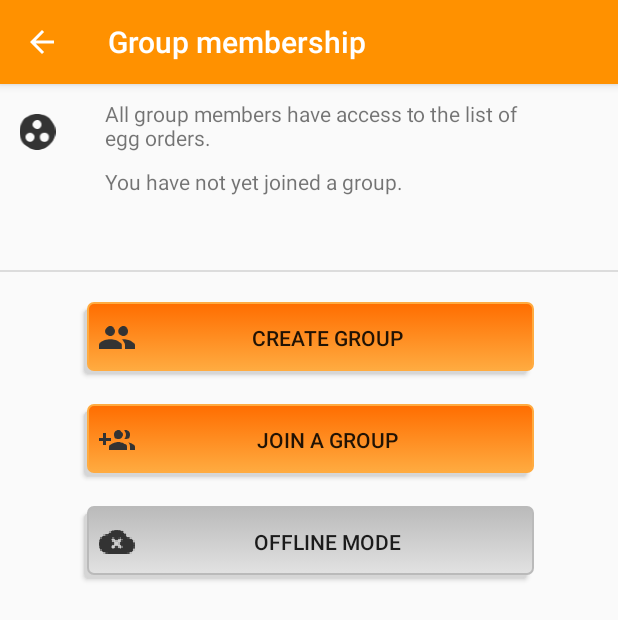
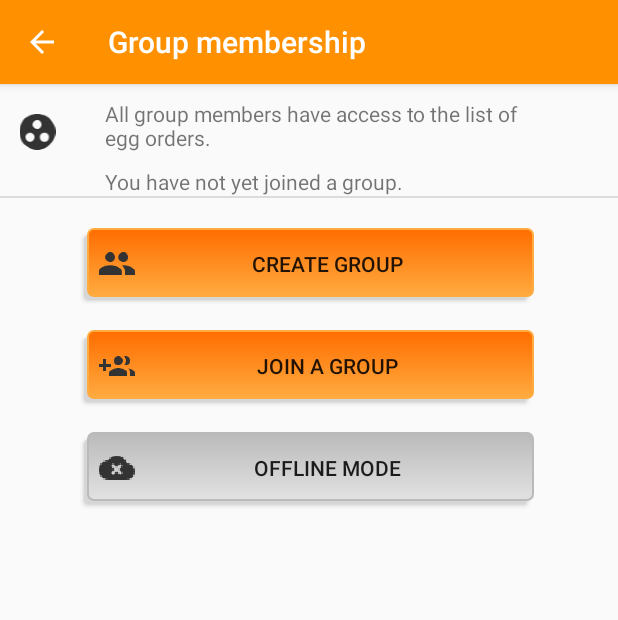
Before and after one commit to deckerth/EggService3, an Android app: the screen it shows after launch once a user with an empty profile is signed in (GroupActivity), on a phone screen of 412 x 824 dp. Shown: the top 620 px of the screen. Run offline under Robolectric (Android 15) with nearby library versions, the phone set to English and light mode, and no system bars; our stand-ins replace Firebase (no records; nobody signed in at launch, a user with empty details on screens opened directly).

Commit message:
Add group name to preference summary Improve back navigation

```diff
--- a/app/build.gradle
+++ b/app/build.gradle
@@ -6,8 +6,8 @@ android {
         applicationId "com.deckerth.thomas.eggservice"
         minSdkVersion 23
         targetSdkVersion 28
-        versionCode 1
-        versionName "1.0"
+        versionCode 5
+        versionName "2.3"
         testInstrumentationRunner "android.support.test.runner.AndroidJUnitRunner"
         vectorDrawables.useSupportLibrary = true
     }
--- a/app/src/main/java/com/deckerth/thomas/eggservice/views/GroupActivity.java
+++ b/app/src/main/java/com/deckerth/thomas/eggservice/views/GroupActivity.java
@@ -31,7 +31,6 @@ public class GroupActivity extends BaseActivity {
     }
 
     private TextView mStatusText;
-    private TextView mGroupName;
     private Button mCreateGroup;
     private Button mJoinGroup;
     private Button mLeaveGroup;
@@ -48,7 +47,6 @@ public class GroupActivity extends BaseActivity {
         mSticky = (action != null) &&  action.contentEquals("android.intent.action.APPLICATION_PREFERENCES");
 
         mStatusText = findViewById(R.id.status_text);
-        mGroupName = findViewById(R.id.group_name);
 
         mCreateGroup = findViewById(R.id.create_group);
         mCreateGroup.setOnClickListener(v -> {
@@ -180,12 +178,6 @@ public class GroupActivity extends BaseActivity {
 
     private void updateUI() {
         mStatusText.setText(DataManagement.getInstance().getStateText());
-        String groupName = DataManagement.getEmailFromPath(DataManagement.getInstance().getGroupName());
-        if (!groupName.isEmpty()) {
-            mGroupName.setText(getString(R.string.current_group,groupName));
-        } else {
-            mGroupName.setText("");
-        }
         switch (DataManagement.getInstance().getConnectivityState()) {
             case JOINED:
                 mCreateGroup.setVisibility(View.GONE);
--- a/app/src/main/res/layout/activity_group.xml
+++ b/app/src/main/res/layout/activity_group.xml
@@ -43,24 +43,12 @@
         android:text=""
         app:layout_constraintLeft_toRightOf="@id/info_icon"
         app:layout_constraintTop_toBottomOf="@id/info_text" />
-
-    <TextView
-        android:id="@+id/group_name"
-        android:layout_width="350dp"
-        android:layout_height="wrap_content"
-        android:paddingStart="20dp"
-        android:paddingTop="10dp"
-        android:paddingEnd="40dp"
-        android:paddingBottom="20dp"
-        android:text=""
-        app:layout_constraintLeft_toRightOf="@id/info_icon"
-        app:layout_constraintTop_toBottomOf="@id/status_text" />
-
+    s
     <View
         android:id="@+id/divider"
         style="@style/Divider.Horizontal"
         app:layout_constraintLeft_toLeftOf="parent"
-        app:layout_constraintTop_toBottomOf="@id/group_name" />
+        app:layout_constraintTop_toBottomOf="@id/status_text" />
 
     <Button
         android:id="@+id/create_group"
--- a/app/src/main/res/values/strings.xml
+++ b/app/src/main/res/values/strings.xml
@@ -79,10 +79,10 @@
     <string name="hint_password">Password</string>
     <string name="emailpassword_status_fmt">Account: %1$s (verified: %2$s)</string>
 
-    <string name="state_live">You are the group owner.</string>
-    <string name="state_joined">You have joined a group.</string>
+    <string name="state_live">Owner of group: %s</string>
+    <string name="state_joined">Member of group: %s</string>
     <string name="state_not_connected">You have not yet joined a group.</string>
-    <string name="state_request_pending">You have requested to join a group.</string>
+    <string name="state_request_pending">Requested to join group: %s</string>
     <string name="current_group">"Group name: %s"</string>
 
     <string name="create_group">Create group</string>
```
Also changed, not shown: app/src/main/java/com/deckerth/thomas/eggservice/firebase/DataManagement.java (+5 -3 lines), app/src/main/java/com/deckerth/thomas/eggservice/views/SettingsActivity.java (+12 -2 lines), 1 other file.
